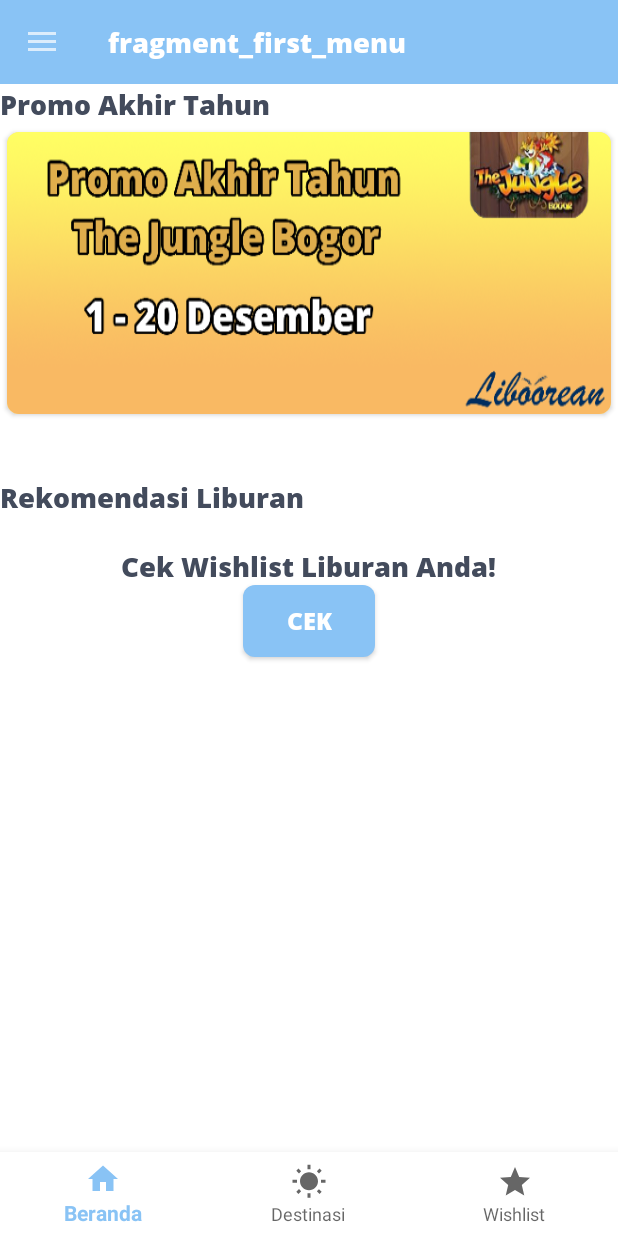
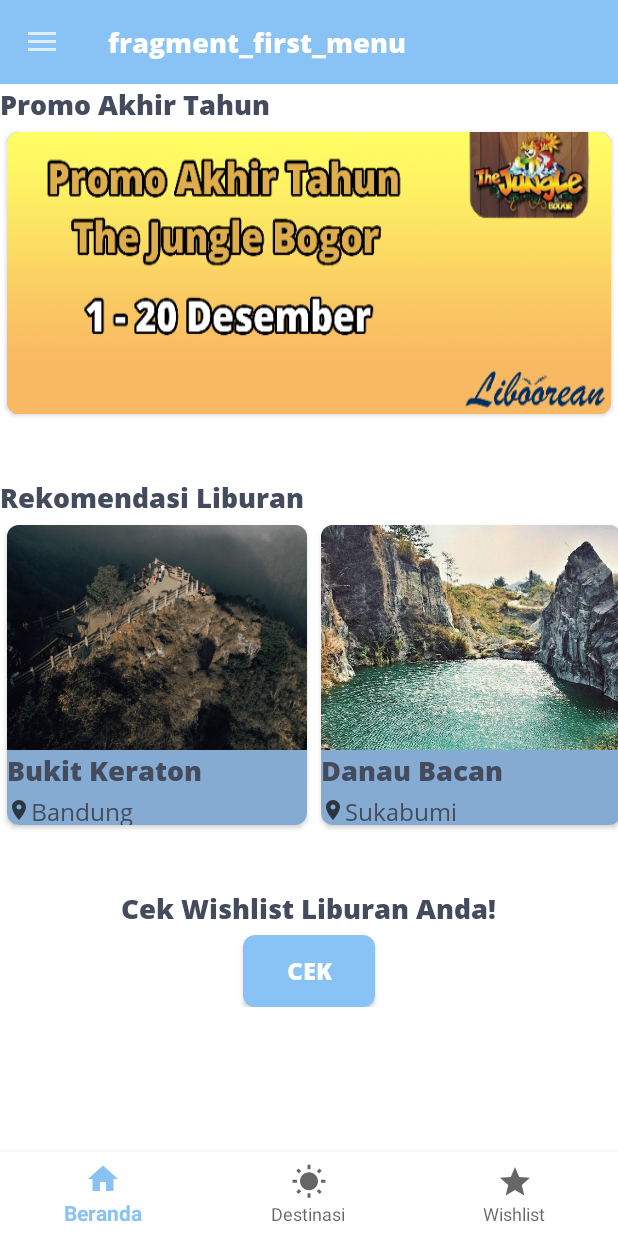
Before and after one commit to ganiaaldi/Liboorean, an Android app: the FirstMenuFragment screen opened directly, with no data from a screen before it, on a phone screen of 412 x 824 dp. Run offline under Robolectric (Android 15) with nearby library versions, the phone set to English and light mode, and no system bars; our stand-ins replace navigation-ui; 2 statements that could not run were skipped.

Commit message:
Implement RV Rekomendasi on FirstMenuFragment

```diff
--- /dev/null
+++ b/app/src/main/java/com/aldi/liboorean/Adapter/RekomendasiAdapter.kt
@@ -0,0 +1,42 @@
+package com.aldi.liboorean.Adapter
+
+import android.view.LayoutInflater
+import android.view.View
+import android.view.ViewGroup
+import android.widget.ImageView
+import android.widget.TextView
+import androidx.recyclerview.widget.RecyclerView
+import com.aldi.liboorean.Model.Rekomendasi
+import com.aldi.liboorean.R
+import com.bumptech.glide.Glide
+import com.bumptech.glide.request.RequestOptions
+import kotlinx.android.synthetic.main.item_promo.view.*
+
+class RekomendasiAdapter(val listRekomendasi: ArrayList<Rekomendasi>) : RecyclerView.Adapter<RekomendasiAdapter.ListViewHolder> () {
+    inner class ListViewHolder(itemView : View) : RecyclerView.ViewHolder(itemView) {
+        var imgRekomendasi : ImageView = itemView.findViewById(R.id.imageViewRekomendasi)
+        var namaRekomendasi : TextView =  itemView.findViewById(R.id.tvNameRekomendasi)
+        var lokasiRekomendasi : TextView =  itemView.findViewById(R.id.tvLokasiRekomendasi)
+    }
+
+    override fun onCreateViewHolder(viewGroup: ViewGroup, i: Int): ListViewHolder {
+        val view: View = LayoutInflater.from(viewGroup.context).inflate(R.layout.item_rekomendasi, viewGroup, false)
+        return ListViewHolder(view)
+    }
+
+    override fun onBindViewHolder(holder: ListViewHolder, position: Int) {
+        val rekomendasi = listRekomendasi[position]
+        Glide.with(holder.itemView.context)
+            .load(rekomendasi.photoRekomendasi)
+            .apply(RequestOptions())
+            .into(holder.imgRekomendasi)
+        holder.namaRekomendasi.text = rekomendasi.nameRekomendasi
+        holder.lokasiRekomendasi.text=  rekomendasi.daerahRekomendasi
+    }
+
+    override fun getItemCount(): Int {
+        return listRekomendasi.size
+    }
+
+
+}
--- a/app/src/main/java/com/aldi/liboorean/Menu/FirstMenuFragment.kt
+++ b/app/src/main/java/com/aldi/liboorean/Menu/FirstMenuFragment.kt
@@ -8,10 +8,14 @@
 import android.view.View
 import android.view.ViewGroup
 import android.widget.LinearLayout
+import androidx.navigation.Navigation.findNavController
+import androidx.navigation.fragment.findNavController
 import androidx.recyclerview.widget.LinearLayoutManager
 import com.aldi.liboorean.Adapter.PromoAdapter
+import com.aldi.liboorean.Adapter.RekomendasiAdapter
 import com.aldi.liboorean.Interface.ChangeToolbarTitle
 import com.aldi.liboorean.Model.Promo
+import com.aldi.liboorean.Model.Rekomendasi
 
 import com.aldi.liboorean.R
 import kotlinx.android.synthetic.main.fragment_first_menu.*
@@ -22,6 +26,12 @@
         Promo("Raising Arizona", "aa", R.drawable.jungle),
         Promo("Vampire's Kiss", "bb", R.drawable.hotel_banner),
         Promo("Con Air", "cc", R.drawable.bk)
+    )
+
+    private val rekomendasiData = arrayListOf(
+        Rekomendasi("Bukit Keraton","Bandung", "aa", R.drawable.tebingkeraton),
+        Rekomendasi("Danau Bacan","Sukabumi", "bb", R.drawable.danaubacan),
+        Rekomendasi("Curug Lawe","Semarang", "cc", R.drawable.curuglawe)
     )
     override fun onCreateView(
         inflater: LayoutInflater, container: ViewGroup?,
@@ -36,10 +46,21 @@
         super.onViewCreated(view, savedInstanceState)
         (activity as ChangeToolbarTitle).showToolbar(true)
         (activity as ChangeToolbarTitle).updateTitle("Beranda")
-
+        goToWishlistButton()
         rvPromo.apply {
             layoutManager = LinearLayoutManager(activity, LinearLayout.HORIZONTAL, false)
             adapter = PromoAdapter(promoData)
         }
+
+        rvRekomendasi.apply {
+            layoutManager = LinearLayoutManager(activity, LinearLayout.HORIZONTAL, false)
+            adapter = RekomendasiAdapter(rekomendasiData)
+        }
+    }
+
+    private fun goToWishlistButton() {
+        btnGoToWishlist.setOnClickListener {
+            findNavController().navigate(R.id.thirdMenuFragment)
+        }
     }
 }
--- /dev/null
+++ b/app/src/main/java/com/aldi/liboorean/Model/Rekomendasi.kt
@@ -0,0 +1,8 @@
+package com.aldi.liboorean.Model
+
+data class Rekomendasi (
+    var nameRekomendasi: String = "",
+    var daerahRekomendasi: String = "",
+    var detailRekomendasi: String = "",
+    var photoRekomendasi: Int = 0
+)
--- a/app/src/main/res/layout/fragment_first_menu.xml
+++ b/app/src/main/res/layout/fragment_first_menu.xml
@@ -1,8 +1,11 @@
 <?xml version="1.0" encoding="utf-8"?>
-<RelativeLayout
+<ScrollView
         xmlns:android="http://schemas.android.com/apk/res/android"
         xmlns:tools="http://schemas.android.com/tools"
         xmlns:app="http://schemas.android.com/apk/res-auto"
+        android:layout_width="match_parent"
+        android:layout_height="match_parent">
+<RelativeLayout
         android:layout_width="match_parent"
         android:layout_height="match_parent"
         tools:context=".Menu.FirstMenuFragment"
@@ -57,6 +60,7 @@
 
     <androidx.appcompat.widget.AppCompatButton
             android:id="@+id/btnGoToWishlist"
+            android:layout_marginTop="5dp"
             android:layout_below="@id/tvGoToWishlist"
             android:layout_width="wrap_content"
             android:layout_height="wrap_content"
@@ -65,3 +69,4 @@
             android:background="@drawable/bg_rounded_secondary"
             style="@style/Button"/>
 </RelativeLayout>
+</ScrollView>
--- a/app/src/main/res/layout/item_promo.xml
+++ b/app/src/main/res/layout/item_promo.xml
@@ -5,14 +5,14 @@
                                     android:layout_width="match_parent"
                                     android:layout_height="200dp"
                                     android:layout_marginBottom="16dp"
-                                    android:background="@color/colorAccent"
+                                    android:background="@color/colorPrimaryDark"
                                     card_view:cardCornerRadius="8dp"
                                     card_view:cardUseCompatPadding="true">
 
     <LinearLayout
             android:layout_width="match_parent"
             android:layout_height="match_parent"
-            android:background="@color/colorAccent"
+            android:background="@color/colorPrimaryDark"
             android:orientation="vertical">
 
         <androidx.appcompat.widget.AppCompatImageView
--- a/app/src/main/res/layout/item_rekomendasi.xml
+++ b/app/src/main/res/layout/item_rekomendasi.xml
@@ -5,18 +5,18 @@
                                     android:layout_width="wrap_content"
                                     android:layout_height="wrap_content"
                                     android:layout_marginBottom="16dp"
-                                    android:background="@color/colorAccent"
+                                    android:background="@color/colorPrimaryDark"
                                     card_view:cardCornerRadius="8dp"
                                     card_view:cardUseCompatPadding="true">
 
     <LinearLayout
             android:layout_width="200dp"
             android:layout_height="200dp"
-            android:background="@color/colorAccent"
+            android:background="@color/colorPrimaryDark"
             android:orientation="vertical">
 
         <androidx.appcompat.widget.AppCompatImageView
-                android:id="@+id/imageView"
+                android:id="@+id/imageViewRekomendasi"
                 android:layout_width="match_parent"
                 android:layout_height="150dp"
                 android:scaleType="centerCrop"/>
@@ -25,15 +25,12 @@
                 android:id="@+id/tvNameRekomendasi"
                 android:layout_width="match_parent"
                 android:layout_height="30dp"
-                android:gravity="center_horizontal"
-                android:text="@string/app_name"
                 style="@style/MediumDarkBoldText"/>
 
         <TextView
                 android:id="@+id/tvLokasiRekomendasi"
                 android:layout_width="match_parent"
                 android:layout_height="20dp"
-                android:text="@string/app_name"
                 style="@style/DarkRegularText"
         android:drawableStart="@drawable/ic_location"/>
 
```
Also changed, not shown: app/src/main/res/drawable-xhdpi/curuglawe.jpg (added), app/src/main/res/drawable-xhdpi/danaubacan.jpg (added), app/src/main/res/drawable-xhdpi/tebingkeraton.jpg (added).
